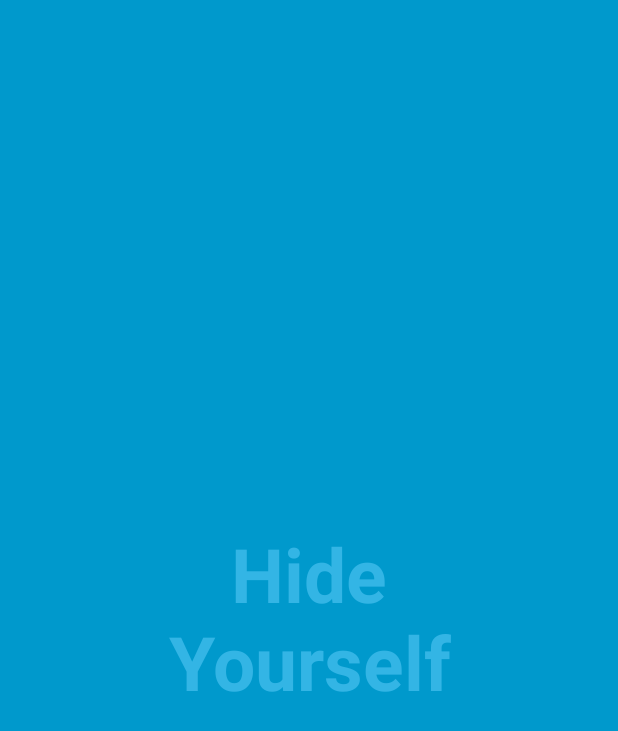
After one commit to Hide-Hunt/HideAndHunt, an Android app: the PreyActivity screen opened directly, with no data from a screen before it, on a phone screen of 412 x 824 dp. The commit adds this screen. Shown: the top 731 px of the screen. Run offline under Robolectric (Android 15) with nearby library versions, the phone set to English and light mode, and no system bars.

Commit message:
ADD: Dummy prey activity

```diff
--- a/app/src/main/AndroidManifest.xml
+++ b/app/src/main/AndroidManifest.xml
@@ -4,12 +4,17 @@
 
     <application
         android:allowBackup="true"
+        android:fullBackupContent="true"
         android:icon="@mipmap/ic_launcher"
         android:label="@string/app_name"
         android:roundIcon="@mipmap/ic_launcher_round"
         android:supportsRtl="true"
-        android:theme="@style/AppTheme"
-        android:fullBackupContent="true">
+        android:theme="@style/AppTheme">
+        <activity
+            android:name=".PreyActivity"
+            android:configChanges="orientation|keyboardHidden|screenSize"
+            android:label="@string/title_activity_prey"
+            android:theme="@style/FullscreenTheme"/>
         <activity
             android:name=".PredatorActivity"
             android:configChanges="orientation|keyboardHidden|screenSize"
--- /dev/null
+++ b/app/src/main/java/ch/epfl/sdp/PreyActivity.kt
@@ -0,0 +1,134 @@
+package ch.epfl.sdp
+
+import androidx.appcompat.app.AppCompatActivity
+import android.os.Bundle
+import android.os.Handler
+import android.view.View
+import kotlinx.android.synthetic.main.activity_prey.*
+
+/**
+ * An example full-screen activity that shows and hides the system UI (i.e.
+ * status bar and navigation/system bar) with user interaction.
+ */
+class PreyActivity : AppCompatActivity() {
+    private val mHideHandler = Handler()
+    private val mHidePart2Runnable = Runnable {
+        // Delayed removal of status and navigation bar
+
+        // Note that some of these constants are new as of API 16 (Jelly Bean)
+        // and API 19 (KitKat). It is safe to use them, as they are inlined
+        // at compile-time and do nothing on earlier devices.
+        fullscreen_content.systemUiVisibility =
+                View.SYSTEM_UI_FLAG_LOW_PROFILE or
+                        View.SYSTEM_UI_FLAG_FULLSCREEN or
+                        View.SYSTEM_UI_FLAG_LAYOUT_STABLE or
+                        View.SYSTEM_UI_FLAG_IMMERSIVE_STICKY or
+                        View.SYSTEM_UI_FLAG_LAYOUT_HIDE_NAVIGATION or
+                        View.SYSTEM_UI_FLAG_HIDE_NAVIGATION
+    }
+    private val mShowPart2Runnable = Runnable {
+        // Delayed display of UI elements
+        supportActionBar?.show()
+        fullscreen_content_controls.visibility = View.VISIBLE
+    }
+    private var mVisible: Boolean = false
+    private val mHideRunnable = Runnable { hide() }
+
+    /**
+     * Touch listener to use for in-layout UI controls to delay hiding the
+     * system UI. This is to prevent the jarring behavior of controls going away
+     * while interacting with activity UI.
+     */
+    private val mDelayHideTouchListener = View.OnTouchListener { _, _ ->
+        if (AUTO_HIDE) {
+            delayedHide(AUTO_HIDE_DELAY_MILLIS)
+        }
+        false
+    }
+
+    override fun onCreate(savedInstanceState: Bundle?) {
+        super.onCreate(savedInstanceState)
+
+        setContentView(R.layout.activity_prey)
+        supportActionBar?.setDisplayHomeAsUpEnabled(true)
+
+        mVisible = true
+
+        // Set up the user interaction to manually show or hide the system UI.
+        fullscreen_content.setOnClickListener { toggle() }
+
+        // Upon interacting with UI controls, delay any scheduled hide()
+        // operations to prevent the jarring behavior of controls going away
+        // while interacting with the UI.
+        dummy_button.setOnTouchListener(mDelayHideTouchListener)
+    }
+
+    override fun onPostCreate(savedInstanceState: Bundle?) {
+        super.onPostCreate(savedInstanceState)
+
+        // Trigger the initial hide() shortly after the activity has been
+        // created, to briefly hint to the user that UI controls
+        // are available.
+        delayedHide(100)
+    }
+
+    private fun toggle() {
+        if (mVisible) {
+            hide()
+        } else {
+            show()
+        }
+    }
+
+    private fun hide() {
+        // Hide UI first
+        supportActionBar?.hide()
+        fullscreen_content_controls.visibility = View.GONE
+        mVisible = false
+
+        // Schedule a runnable to remove the status and navigation bar after a delay
+        mHideHandler.removeCallbacks(mShowPart2Runnable)
+        mHideHandler.postDelayed(mHidePart2Runnable, UI_ANIMATION_DELAY.toLong())
+    }
+
+    private fun show() {
+        // Show the system bar
+        fullscreen_content.systemUiVisibility =
+                View.SYSTEM_UI_FLAG_LAYOUT_FULLSCREEN or
+                        View.SYSTEM_UI_FLAG_LAYOUT_HIDE_NAVIGATION
+        mVisible = true
+
+        // Schedule a runnable to display UI elements after a delay
+        mHideHandler.removeCallbacks(mHidePart2Runnable)
+        mHideHandler.postDelayed(mShowPart2Runnable, UI_ANIMATION_DELAY.toLong())
+    }
+
+    /**
+     * Schedules a call to hide() in [delayMillis], canceling any
+     * previously scheduled calls.
+     */
+    private fun delayedHide(delayMillis: Int) {
+        mHideHandler.removeCallbacks(mHideRunnable)
+        mHideHandler.postDelayed(mHideRunnable, delayMillis.toLong())
+    }
+
+    companion object {
+        /**
+         * Whether or not the system UI should be auto-hidden after
+         * [AUTO_HIDE_DELAY_MILLIS] milliseconds.
+         */
+        private val AUTO_HIDE = true
+
+        /**
+         * If [AUTO_HIDE] is set, the number of milliseconds to wait after
+         * user interaction before hiding the system UI.
+         */
+        private val AUTO_HIDE_DELAY_MILLIS = 3000
+
+        /**
+         * Some older devices needs a small delay between UI widget updates
+         * and a change of the status and navigation bar.
+         */
+        private val UI_ANIMATION_DELAY = 300
+    }
+}
--- /dev/null
+++ b/app/src/main/res/layout/activity_prey.xml
@@ -0,0 +1,51 @@
+<?xml version="1.0" encoding="utf-8"?>
+<FrameLayout xmlns:android="http://schemas.android.com/apk/res/android"
+    xmlns:tools="http://schemas.android.com/tools"
+    android:layout_width="match_parent"
+    android:layout_height="match_parent"
+    android:background="#0099cc"
+    tools:context=".PreyActivity">
+
+    <!-- The primary full-screen view. This can be replaced with whatever view
+         is needed to present your content, e.g. VideoView, SurfaceView,
+         TextureView, etc. -->
+    <TextView
+        android:id="@+id/fullscreen_content"
+        android:layout_width="match_parent"
+        android:layout_height="match_parent"
+        android:gravity="center"
+        android:keepScreenOn="true"
+        android:text="@string/dummy_content"
+        android:textColor="#33b5e5"
+        android:textSize="50sp"
+        android:textStyle="bold" />
+
+    <!-- This FrameLayout insets its children based on system windows using
+         android:fitsSystemWindows. -->
+    <FrameLayout
+        android:layout_width="match_parent"
+        android:layout_height="match_parent"
+        android:fitsSystemWindows="true">
+
+        <LinearLayout
+            android:id="@+id/fullscreen_content_controls"
+            style="?metaButtonBarStyle"
+            android:layout_width="match_parent"
+            android:layout_height="wrap_content"
+            android:layout_gravity="bottom|center_horizontal"
+            android:background="@color/black_overlay"
+            android:orientation="horizontal"
+            tools:ignore="UselessParent">
+
+            <Button
+                android:id="@+id/dummy_button"
+                style="?metaButtonBarButtonStyle"
+                android:layout_width="0dp"
+                android:layout_height="wrap_content"
+                android:layout_weight="1"
+                android:text="@string/dummy_button" />
+
+        </LinearLayout>
+    </FrameLayout>
+
+</FrameLayout>
--- a/app/src/main/res/values/strings.xml
+++ b/app/src/main/res/values/strings.xml
@@ -5,8 +5,10 @@
 
     <string name="title_activity_predator">PredatorActivity</string>
     <string name="dummy_button">Dummy Button</string>
-    <string name="dummy_content">DUMMY\nCONTENT</string>
+    <string name="dummy_content">Hide\nYourself</string>
 
     <string name="predator_faction_name">Predator</string>
     <string name="prey_faction_name">Prey</string>
+
+    <string name="title_activity_prey">PreyActivity</string>
 </resources>
```
